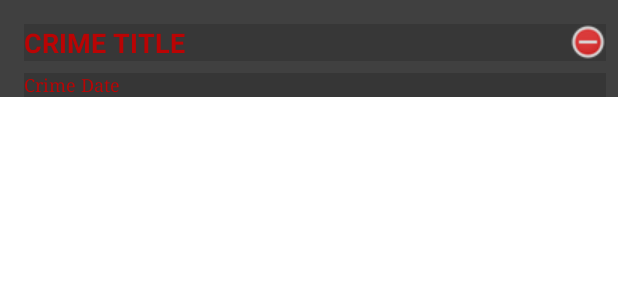
After one commit to Thundderr/Chapter7Repo, an Android app: the layout list_item_crime.xml on its own in the app's theme, with its tools: preview values and no code run, on a phone screen of 412 x 824 dp. The commit adds this screen. Shown: the top 300 px of the screen. Run offline under Robolectric (Android 15) with nearby library versions, the phone set to English and light mode, and no system bars.

Commit message:
Chapter9

```diff
--- a/app/build.gradle
+++ b/app/build.gradle
@@ -34,6 +34,7 @@ dependencies {
     implementation 'androidx.appcompat:appcompat:1.2.0'
     implementation 'com.google.android.material:material:1.2.1'
     implementation 'androidx.constraintlayout:constraintlayout:2.0.4'
+    implementation 'androidx.recyclerview:recyclerview:1.2.0-beta02'
     testImplementation 'junit:junit:4.+'
     androidTestImplementation 'androidx.test.ext:junit:1.1.2'
     androidTestImplementation 'androidx.test.espresso:espresso-core:3.3.0'
--- a/app/src/main/AndroidManifest.xml
+++ b/app/src/main/AndroidManifest.xml
@@ -9,12 +9,14 @@
         android:roundIcon="@mipmap/ic_launcher_round"
         android:supportsRtl="true"
         android:theme="@style/Theme.CriminalIntent">
-        <activity android:name=".CrimeActivity">
+        <activity android:name=".CrimeListActivity">
             <intent-filter>
                 <action android:name="android.intent.action.MAIN" />
-
                 <category android:name="android.intent.category.LAUNCHER" />
             </intent-filter>
+        </activity>
+        <activity android:name=".CrimeActivity">
+
         </activity>
     </application>
 
--- /dev/null
+++ b/app/src/main/res/layout/fragment_crime_list.xml
@@ -0,0 +1,6 @@
+<?xml version="1.0" encoding="utf-8"?>
+<androidx.recyclerview.widget.RecyclerView
+    xmlns:android="http://schemas.android.com/apk/res/android"
+    android:id="@+id/crime_recycler_view"
+    android:layout_width="match_parent"
+    android:layout_height="match_parent" />
--- /dev/null
+++ b/app/src/main/res/layout/list_item_crime.xml
@@ -0,0 +1,61 @@
+<?xml version="1.0" encoding="utf-8"?>
+<androidx.constraintlayout.widget.ConstraintLayout xmlns:android="http://schemas.android.com/apk/res/android"
+    xmlns:app="http://schemas.android.com/apk/res-auto"
+    xmlns:tools="http://schemas.android.com/tools"
+    android:id="@+id/linearLayout"
+    android:layout_width="match_parent"
+    android:layout_height="wrap_content"
+    android:background="#BF000000">
+
+    <ImageView
+        android:id="@+id/crime_solved"
+        android:layout_width="24dp"
+        android:layout_height="24dp"
+        android:layout_marginRight="8dp"
+        app:layout_constraintBottom_toBottomOf="parent"
+        app:layout_constraintRight_toRightOf="parent"
+        app:layout_constraintTop_toTopOf="parent"
+        app:layout_constraintVertical_bias="0.4"
+        app:srcCompat="@android:drawable/presence_busy" />
+
+    <TextView
+        android:id="@+id/crime_title"
+        android:layout_width="0dp"
+        android:layout_height="wrap_content"
+        android:layout_marginStart="16dp"
+        android:layout_marginLeft="16dp"
+        android:layout_marginTop="16dp"
+        android:layout_marginEnd="8dp"
+        android:layout_marginRight="8dp"
+        android:background="#25000000"
+        android:text="Crime Title"
+        android:textAllCaps="true"
+        android:textColor="#BA0404"
+        android:textSize="18sp"
+        android:textStyle="bold"
+        app:layout_constraintBottom_toTopOf="@+id/crime_date"
+        app:layout_constraintEnd_toEndOf="parent"
+        app:layout_constraintStart_toStartOf="parent"
+        app:layout_constraintTop_toTopOf="parent"
+        app:layout_constraintVertical_chainStyle="packed" />
+
+    <TextView
+        android:id="@+id/crime_date"
+        android:layout_width="0dp"
+        android:layout_height="wrap_content"
+        android:layout_marginStart="16dp"
+        android:layout_marginLeft="16dp"
+        android:layout_marginTop="8dp"
+        android:layout_marginEnd="8dp"
+        android:layout_marginRight="8dp"
+        android:background="#27000000"
+        android:fontFamily="serif"
+        android:text="Crime Date"
+        android:textColor="#BA0404"
+        android:textSize="12sp"
+        app:layout_constraintBottom_toBottomOf="parent"
+        app:layout_constraintEnd_toEndOf="parent"
+        app:layout_constraintStart_toStartOf="parent"
+        app:layout_constraintTop_toBottomOf="@+id/crime_title" />
+
+</androidx.constraintlayout.widget.ConstraintLayout>
```
Also changed, not shown: app/src/main/java/com/example/criminalintent/CrimeActivity.java (+3 -15 lines), app/src/main/java/com/example/criminalintent/CrimeLab.java (added, +44 -0 lines), app/src/main/java/com/example/criminalintent/CrimeListActivity.java (added, +10 -0 lines), app/src/main/java/com/example/criminalintent/CrimeListFragment.java (added, +103 -0 lines), app/src/main/java/com/example/criminalintent/SingleFragmentActivity.java (added, +29 -0 lines), app/src/main/res/layout/activity_fragment.xml (renamed from app/src/main/res/layout/activity_crime.xml).
